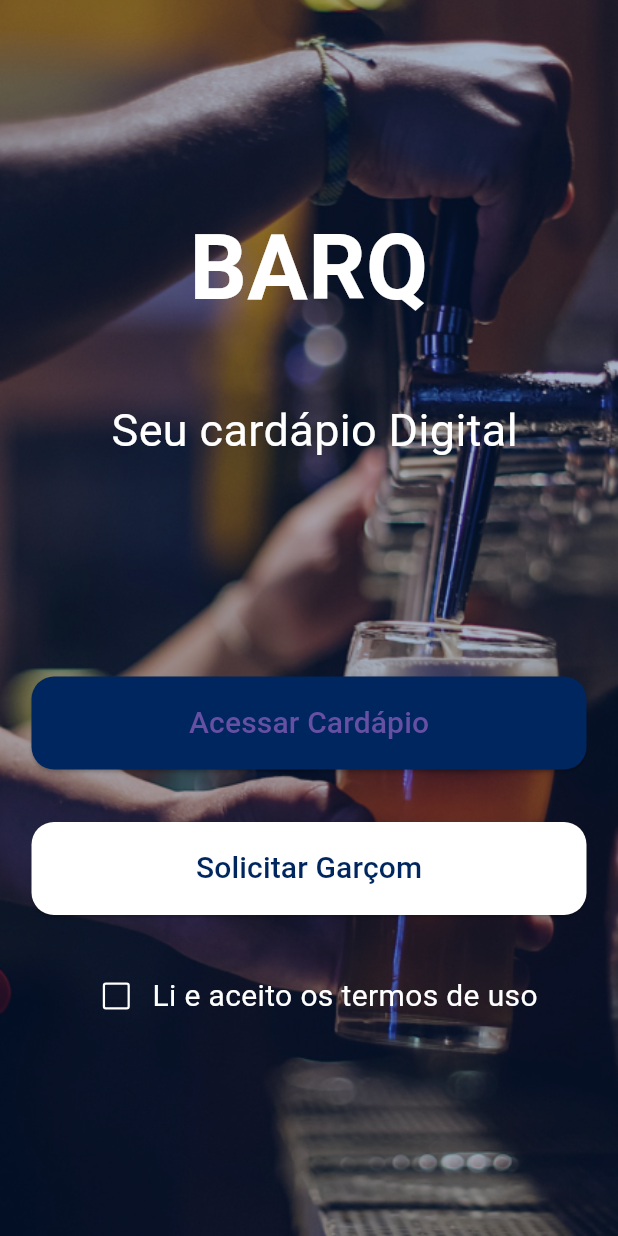
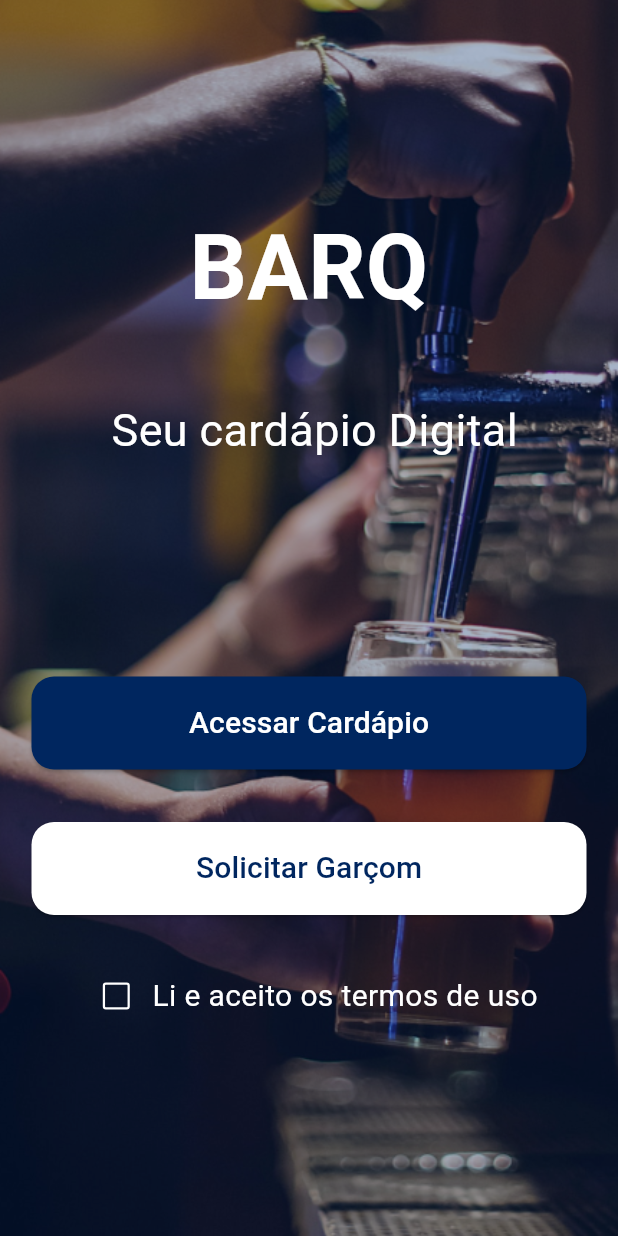
Before and after one commit to FranLustosa/Cardapio-Barq, a Flutter app: the screen it shows after launch, on a phone screen of 412 x 824 dp. Run offline on Flutter 3.47's test engine with Material 3 defaults, Android fonts, the light colour scheme and no system bars.

Commit message:
first commit

```diff
--- a/lib/src/view/Login.dart
+++ b/lib/src/view/Login.dart
@@ -95,7 +95,7 @@ class _MyStatefulWidgetState extends State<Login> {
                 ),
                 child: Text(
                   "Acessar Cardápio",
-                  style: TextStyle(fontSize: 20),
+                  style: TextStyle(fontSize: 20, color: Colors.white),
                 ),
               ),
               SizedBox(height: 35),
```
